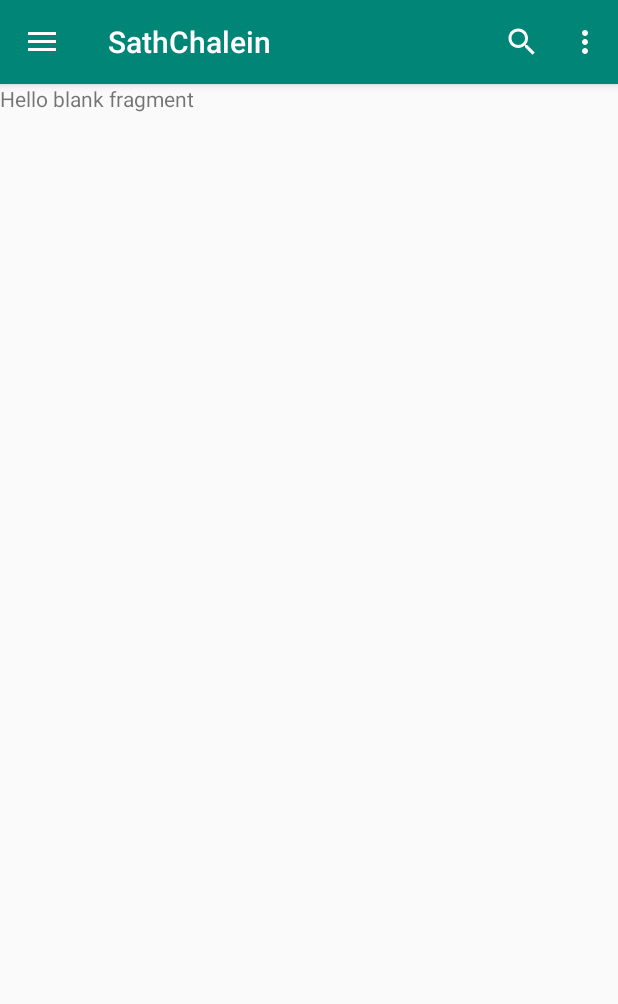
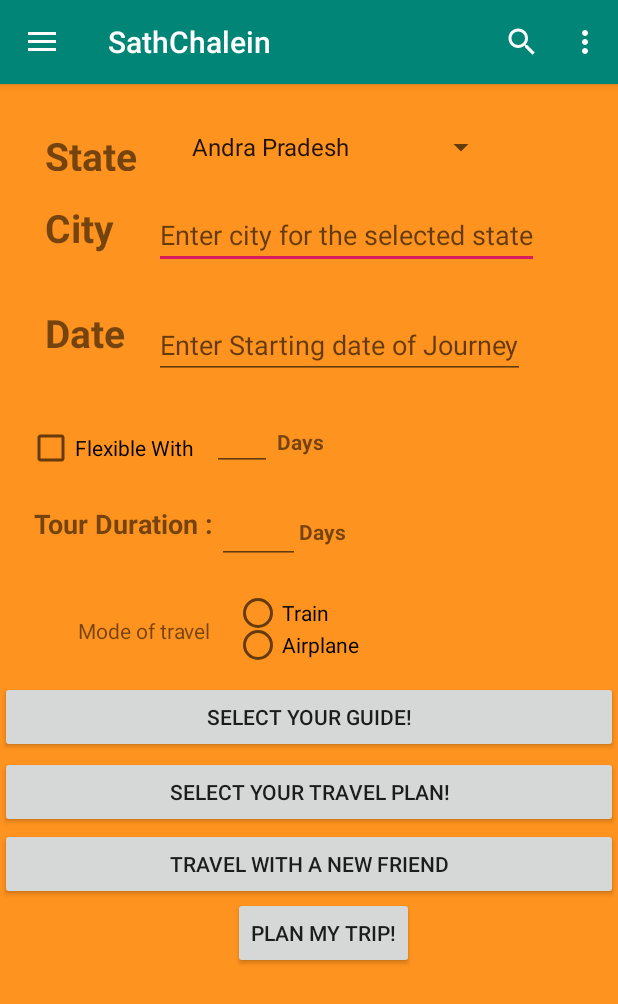
Before and after one commit to kp7742/SathChalein, an Android app: the MainActivity screen opened directly, with no data from a screen before it, in the side drawer, after a tap on "My Plans", on a phone screen of 412 x 824 dp. Shown: the top 1004 px of the screen. Run offline under Robolectric (Android 15) with nearby library versions, the phone set to English and light mode, and no system bars; libraries missing offline, so code that uses them is left out: com.github.demono; 3 statements that could not run were skipped.

Commit message:
Commit 10

```diff
--- a/app/src/main/java/dev/psychocoders/sathchalein/activites/LoginActivity.java
+++ b/app/src/main/java/dev/psychocoders/sathchalein/activites/LoginActivity.java
@@ -18,6 +18,7 @@ import org.json.JSONObject;
 import java.io.IOException;
 
 import dev.psychocoders.sathchalein.R;
+import dev.psychocoders.sathchalein.utils.Prefs;
 import okhttp3.FormBody;
 import okhttp3.OkHttpClient;
 import okhttp3.Request;
@@ -97,7 +98,10 @@ public class LoginActivity extends AppCompatActivity {
                 try {
                     JSONObject json = new JSONObject(s);
                     Toast.makeText(activity,json.getString("msg"),Toast.LENGTH_LONG).show();
-                    if(json.getInt("statuscode") > 0){
+                    if(json.getInt("statuscode") > -1){
+                        Prefs.with(activity).write("username",activity.email);
+                        Prefs.with(activity).write("password",activity.pass);
+                        Prefs.with(activity).writeBoolean("islogin",true);
                         activity.startActivity(new Intent(activity, MainActivity.class));
                         activity.finish();
                     }
--- a/app/src/main/java/dev/psychocoders/sathchalein/activites/MainActivity.java
+++ b/app/src/main/java/dev/psychocoders/sathchalein/activites/MainActivity.java
@@ -16,6 +16,8 @@ import android.view.MenuItem;
 import dev.psychocoders.sathchalein.fragments.DestinationFragment;
 import dev.psychocoders.sathchalein.R;
 import dev.psychocoders.sathchalein.fragments.MainFragment;
+import dev.psychocoders.sathchalein.fragments.PlannerFragment;
+import dev.psychocoders.sathchalein.fragments.ProfileFragment;
 
 public class MainActivity extends AppCompatActivity {
 
@@ -45,6 +47,18 @@ public class MainActivity extends AppCompatActivity {
                         break;
                     case R.id.nav_destination:
                         setFragment(1);
+                        break;
+                    case R.id.nav_events:
+                        setFragment(2);
+                        break;
+                    case R.id.nav_my_plans:
+                        setFragment(3);
+                        break;
+                    case R.id.nav_my_profile:
+                        setFragment(4);
+                        break;
+                    case R.id.nav_my_bookings:
+                        setFragment(5);
                         break;
                 }
 
@@ -103,6 +117,18 @@ public class MainActivity extends AppCompatActivity {
             case 1:
                 fragment = DestinationFragment.instance();
                 break;
+            case 2:
+                fragment = MainFragment.instance();
+                break;
+            case 3:
+                fragment = PlannerFragment.instance();
+                break;
+            case 4:
+                fragment = ProfileFragment.instance();
+                break;
+            case 5:
+                fragment = MainFragment.instance();
+                break;
             default:
                 fragment = MainFragment.instance();
                 break;
--- a/app/src/main/java/dev/psychocoders/sathchalein/activites/SignupActivity.java
+++ b/app/src/main/java/dev/psychocoders/sathchalein/activites/SignupActivity.java
@@ -105,7 +105,7 @@ public class SignupActivity extends AppCompatActivity {
                 try {
                     JSONObject json = new JSONObject(s);
                     Toast.makeText(activity,json.getString("msg"),Toast.LENGTH_LONG).show();
-                    if(json.getInt("statuscode") > 0){
+                    if(json.getInt("statuscode") > -1){
                         activity.finish();
                     }
                 } catch (JSONException e) {
--- a/app/src/main/java/dev/psychocoders/sathchalein/fragments/MainFragment.java
+++ b/app/src/main/java/dev/psychocoders/sathchalein/fragments/MainFragment.java
@@ -40,11 +40,9 @@ public class MainFragment extends Fragment {
 
         ArrayList<DestinationModel> models = new ArrayList<>();
         models.add(new DestinationModel("Ajmer",R.drawable.ajmer));
-        models.add(new DestinationModel("Ajmer",R.drawable.ajmer));
-        models.add(new DestinationModel("Ajmer",R.drawable.ajmer));
-        models.add(new DestinationModel("Ajmer",R.drawable.ajmer));
-        models.add(new DestinationModel("Ajmer",R.drawable.ajmer));
-        models.add(new DestinationModel("Ajmer",R.drawable.ajmer));
+        models.add(new DestinationModel("Dargeeling",R.drawable.darjeeling));
+        models.add(new DestinationModel("Taj",R.drawable.taj));
+        models.add(new DestinationModel("Varanasi",R.drawable.varanasi));
 
 
         RecyclerView recyclerView = (RecyclerView) v.findViewById(R.id.populardest);
--- /dev/null
+++ b/app/src/main/java/dev/psychocoders/sathchalein/fragments/PlannerFragment.java
@@ -0,0 +1,29 @@
+package dev.psychocoders.sathchalein.fragments;
+
+import android.os.Bundle;
+import android.support.annotation.NonNull;
+import android.support.annotation.Nullable;
+import android.support.v4.app.Fragment;
+import android.view.LayoutInflater;
+import android.view.View;
+import android.view.ViewGroup;
+
+import dev.psychocoders.sathchalein.R;
+
+public class PlannerFragment extends Fragment {
+    static PlannerFragment plannerFragment;
+
+    public static PlannerFragment instance(){
+        if(plannerFragment == null){
+            plannerFragment = new PlannerFragment();
+        }
+        return plannerFragment;
+    }
+
+    @Nullable
+    @Override
+    public View onCreateView(@NonNull LayoutInflater inflater, @Nullable ViewGroup container, @Nullable Bundle savedInstanceState) {
+        View v = inflater.inflate(R.layout.activity_myplanner, container, false);
+        return v;
+    }
+}
--- /dev/null
+++ b/app/src/main/res/drawable/ic_person_black_24dp.xml
@@ -0,0 +1,4 @@
+<vector android:height="100dp" android:viewportHeight="24.0"
+    android:viewportWidth="24.0" android:width="100dp" xmlns:android="http://schemas.android.com/apk/res/android">
+    <path android:fillColor="#FF000000" android:pathData="M12,12c2.21,0 4,-1.79 4,-4s-1.79,-4 -4,-4 -4,1.79 -4,4 1.79,4 4,4zM12,14c-2.67,0 -8,1.34 -8,4v2h16v-2c0,-2.66 -5.33,-4 -8,-4z"/>
+</vector>
--- a/app/src/main/res/layout/activity_login.xml
+++ b/app/src/main/res/layout/activity_login.xml
@@ -15,7 +15,7 @@
         android:layout_marginTop="36dp"
         android:layout_marginEnd="8dp"
         android:ems="10"
-        android:inputType="textPersonName"
+        android:inputType="textPassword"
         app:layout_constraintEnd_toEndOf="parent"
         app:layout_constraintHorizontal_bias="0.843"
         app:layout_constraintStart_toEndOf="@+id/pass"
--- /dev/null
+++ b/app/src/main/res/layout/activity_myplanner.xml
@@ -0,0 +1,221 @@
+<?xml version="1.0" encoding="utf-8"?>
+<RelativeLayout xmlns:android="http://schemas.android.com/apk/res/android"
+    xmlns:app="http://schemas.android.com/apk/res-auto"
+    xmlns:tools="http://schemas.android.com/tools"
+    android:layout_width="match_parent"
+    android:layout_height="match_parent"
+    android:background="@color/ic_launcher_background"
+    tools:context=".fragments.PlannerFragment">
+
+    <TextView
+        android:id="@+id/days3"
+        android:layout_width="40dp"
+        android:layout_height="29dp"
+        android:layout_below="@+id/date"
+        android:layout_marginStart="116dp"
+        android:layout_marginTop="92dp"
+        android:layout_toEndOf="@+id/dateText"
+        android:text="Days"
+        android:textStyle="bold"
+        tools:ignore="UnknownId" />
+
+    <TextView
+        android:id="@+id/stateText"
+        android:layout_width="90dp"
+        android:layout_height="28dp"
+        android:layout_marginStart="30dp"
+        android:layout_marginLeft="30dp"
+        android:layout_marginTop="30dp"
+        android:text="State"
+        android:textSize="26sp"
+        android:textStyle="bold" />
+
+    <Spinner
+        android:id="@+id/state"
+        android:layout_width="wrap_content"
+        android:layout_height="wrap_content"
+        android:layout_marginLeft="0dp"
+        android:layout_marginTop="30dp"
+        android:layout_toRightOf="@id/stateText"
+        android:entries="@array/state_array" />
+
+
+    <TextView
+        android:id="@+id/cityText"
+        android:layout_width="92dp"
+        android:layout_height="50dp"
+        android:layout_marginTop="20dp"
+        android:layout_marginStart="30dp"
+        android:layout_marginLeft="30dp"
+        android:text="City"
+        android:textSize="26sp"
+        android:textStyle="bold"
+        android:layout_below="@+id/stateText"/>
+
+    <EditText
+        android:id="@+id/city"
+        android:layout_width="wrap_content"
+        android:layout_height="wrap_content"
+        android:layout_below="@id/stateText"
+        android:layout_marginStart="-19dp"
+        android:layout_marginLeft="-19dp"
+        android:layout_marginTop="20dp"
+        android:layout_toEndOf="@id/cityText"
+        android:layout_toRightOf="@id/cityText"
+        android:hint="Enter city for the selected state" />
+
+    <TextView
+        android:id="@+id/dateText"
+        android:layout_width="wrap_content"
+        android:layout_height="wrap_content"
+        android:layout_below="@id/cityText"
+        android:textSize="26sp"
+        android:textStyle="bold"
+        android:layout_marginTop="20dp"
+        android:layout_marginLeft="30dp"
+        android:layout_marginStart="30dp"
+        android:text="Date" />
+
+    <EditText
+        android:id="@+id/date"
+        android:layout_width="wrap_content"
+        android:layout_height="wrap_content"
+        android:layout_below="@id/cityText"
+        android:layout_marginLeft="-19dp"
+        android:layout_marginTop="23dp"
+        android:layout_toRightOf="@id/cityText"
+        android:hint="Enter Starting date of Journey" />
+
+    <CheckBox
+        android:id="@+id/checkBox"
+        android:layout_width="wrap_content"
+        android:layout_height="wrap_content"
+        android:layout_below="@+id/date"
+        android:layout_marginLeft="-65dp"
+        android:layout_marginTop="30dp"
+        android:layout_toRightOf="@+id/dateText"
+        android:text="Flexible With"
+        tools:ignore="UnknownId" />
+
+    <EditText
+        android:id="@+id/flex_days_enter"
+        android:layout_width="40dp"
+        android:layout_height="29dp"
+        android:layout_below="@+id/date"
+        android:layout_marginStart="58dp"
+        android:layout_marginTop="32dp"
+        android:layout_toEndOf="@+id/dateText"
+        android:ems="10"
+        android:inputType="number" />
+
+    <TextView
+        android:id="@+id/days"
+        android:layout_width="40dp"
+        android:layout_height="29dp"
+        android:layout_below="@+id/date"
+        android:layout_marginStart="101dp"
+        android:layout_marginTop="32dp"
+        android:layout_toEndOf="@+id/dateText"
+        android:text="Days"
+        android:textStyle="bold"
+        tools:ignore="UnknownId" />
+
+    <TextView
+        android:id="@+id/tour_duration"
+        android:layout_width="wrap_content"
+        android:layout_height="44dp"
+        android:layout_below="@+id/checkBox"
+        android:layout_marginStart="-202dp"
+        android:layout_marginTop="22dp"
+        android:layout_toEndOf="@id/days"
+        android:text="Tour Duration :"
+        android:textSize="18sp"
+        android:textStyle="bold"
+        android:visibility="visible" />
+
+    <EditText
+        android:id="@+id/days_duration"
+        android:layout_width="55dp"
+        android:layout_height="wrap_content"
+        android:layout_below="@+id/checkBox"
+        android:layout_marginStart="-80dp"
+        android:layout_marginTop="16dp"
+        android:layout_toEndOf="@id/days"
+        android:ems="10"
+        android:inputType="numberDecimal" />
+
+    <Button
+        android:id="@+id/trip_plan"
+        android:layout_width="wrap_content"
+        android:layout_height="wrap_content"
+        android:layout_below="@+id/tour_duration"
+        android:layout_marginStart="-84dp"
+        android:layout_marginTop="217dp"
+        android:layout_toEndOf="@+id/days3"
+        android:text="Plan My Trip!" />
+
+    <Button
+        android:id="@+id/guide_select"
+        android:layout_width="match_parent"
+        android:layout_height="wrap_content"
+        android:layout_below="@+id/tour_duration"
+        android:layout_marginStart="-239dp"
+        android:layout_marginTop="73dp"
+        android:layout_toEndOf="@+id/days3"
+        android:text="Select Your Guide!" />
+
+    <Button
+        android:id="@+id/plan_select"
+        android:layout_width="match_parent"
+        android:layout_height="wrap_content"
+        android:layout_below="@+id/tour_duration"
+        android:layout_marginStart="-239dp"
+        android:layout_marginTop="123dp"
+        android:layout_toEndOf="@+id/days3"
+        android:text="Select your Travel Plan!" />
+
+    <Button
+        android:id="@+id/travel_new_frnd"
+        android:layout_width="match_parent"
+        android:layout_height="wrap_content"
+        android:layout_below="@+id/tour_duration"
+        android:layout_marginStart="-239dp"
+        android:layout_marginTop="171dp"
+        android:layout_toEndOf="@+id/days3"
+        android:text="Travel with a new friend" />
+
+    <RadioGroup
+        android:id="@+id/travel_mode"
+        android:layout_width="255dp"
+        android:layout_height="42dp"
+        android:layout_below="@+id/tour_duration"
+        android:layout_marginStart="-83dp"
+        android:layout_marginTop="17dp"
+        android:layout_toEndOf="@+id/days3">
+
+        <RadioButton
+            android:id="@+id/train"
+            android:layout_width="wrap_content"
+            android:layout_height="wrap_content"
+            android:layout_weight="1"
+            android:text="Train" />
+
+        <RadioButton
+            android:id="@+id/airplane"
+            android:layout_width="wrap_content"
+            android:layout_height="wrap_content"
+            android:layout_weight="1"
+            android:text="Airplane" />
+    </RadioGroup>
+
+    <TextView
+        android:id="@+id/textView3"
+        android:layout_width="wrap_content"
+        android:layout_height="wrap_content"
+        android:layout_below="@+id/tour_duration"
+        android:layout_marginStart="-187dp"
+        android:layout_marginTop="30dp"
+        android:layout_toEndOf="@+id/days3"
+        android:text="Mode of travel" />
+
+</RelativeLayout>
--- a/app/src/main/res/layout/fragment_destination.xml
+++ b/app/src/main/res/layout/fragment_destination.xml
@@ -5,10 +5,9 @@
     android:layout_height="match_parent"
     tools:context=".fragments.DestinationFragment">
 
-    <!-- TODO: Update blank fragment layout -->
     <TextView
         android:layout_width="match_parent"
         android:layout_height="match_parent"
-        android:text="@string/hello_blank_fragment" />
+        android:text="Hello" />
 
 </FrameLayout>
--- a/app/src/main/res/values/colors.xml
+++ b/app/src/main/res/values/colors.xml
@@ -4,4 +4,7 @@
     <color name="colorPrimaryDark">#00574B</color>
     <color name="colorAccent">#D81B60</color>
     <color name="ic_launcher_background">#FF931F</color>
+    <color name="graylight">#D3D3D3</color>
+    <color name="startblue">#09c6df</color>
+    <color name="endblue">#0bcce6</color>
 </resources>
--- a/app/src/main/res/values/strings.xml
+++ b/app/src/main/res/values/strings.xml
@@ -3,9 +3,37 @@
     <string name="navigation_drawer_open">Open navigation drawer</string>
     <string name="navigation_drawer_close">Close navigation drawer</string>
     <string name="action_settings">Settings</string>
-
-    <!-- TODO: Remove or change this placeholder text -->
-    <string name="hello_blank_fragment">Hello blank fragment</string>
     <string name="popular_destinations">Popular Destinations</string>
     <string name="view_all">View All</string>
+    <string-array name="state_array">
+        <item>Andra Pradesh</item>
+        <item>Arunachal Pradesh</item>
+        <item>Assam</item>
+        <item>Bihar</item>
+        <item>Chhattisgarh</item>
+        <item>Goa</item>
+        <item>Gujarat</item>
+        <item>Haryana</item>
+        <item>Himachal Pradesh</item>
+        <item>Jammu and Kashmir</item>
+        <item>Jharkhand</item>
+        <item>Karnataka</item>
+        <item>Kerala</item>
+        <item>Madya Pradesh</item>
+        <item>Maharashtra</item>
+        <item>Manipur</item>
+        <item>Meghalaya</item>
+        <item>Mizoram</item>
+        <item>Nagaland</item>
+        <item>Orissa</item>
+        <item>Punjab</item>
+        <item>Rajasthan</item>
+        <item>Sikkim</item>
+        <item>Tamil Nadu</item>
+        <item>Telagana</item>
+        <item>Tripura</item>
+        <item>Uttaranchal</item>
+        <item>Uttar Pradesh</item>
+        <item>West Bengal</item>
+    </string-array>
 </resources>
```
Also changed, not shown: app/src/main/java/dev/psychocoders/sathchalein/fragments/ProfileFragment.java (added, +29 -0 lines), app/src/main/res/drawable/buttonstyle.xml (added, +9 -0 lines), app/src/main/res/drawable/gradientbackground.xml (added, +8 -0 lines), app/src/main/res/drawable/ic_email_black_24dp.xml (added, +9 -0 lines), app/src/main/res/drawable/ic_group_add_black_24dp.xml (added, +9 -0 lines), app/src/main/res/drawable/ic_phone_black_24dp.xml (added, +9 -0 lines), app/src/main/res/layout/activity_user_profile.xml (added, +220 -0 lines).
